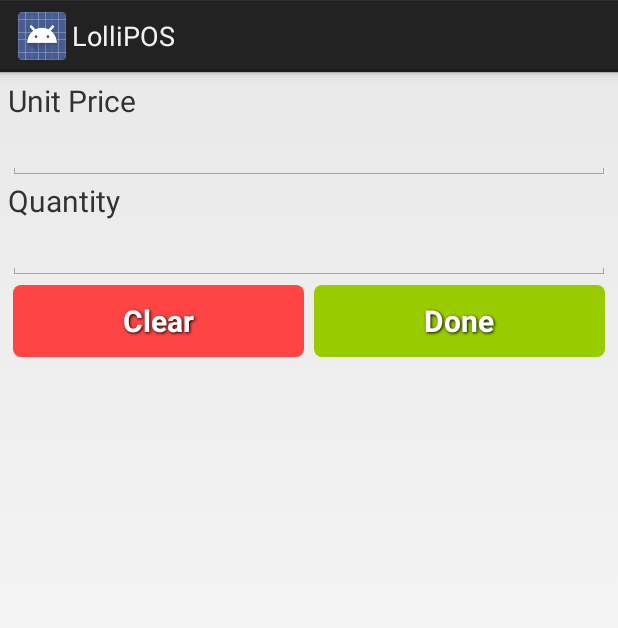
After one commit to faridefendi58/lollipos, an Android app: the layout layout_addproductdiscount.xml on its own in the app's theme, with its tools: preview values and no code run, on a phone screen of 412 x 824 dp. The commit adds this screen. Shown: the top 628 px of the screen. Run offline under Robolectric (Android 15) with nearby library versions, the phone set to English and light mode, and no system bars.

Commit message:
Add discount table

```diff
--- a/app/src/main/java/id/web/jagungbakar/lollipos/techicalservices/DatabaseContents.java
+++ b/app/src/main/java/id/web/jagungbakar/lollipos/techicalservices/DatabaseContents.java
@@ -11,6 +11,7 @@ public enum DatabaseContents {
 	DATABASE("id.web.jagungbakar.db1"),
 	TABLE_PRODUCT_CATALOG("product_catalog"),
 	TABLE_STOCK("stock"),
+	TABLE_PRODUCT_DISCOUNT("product_discount"),
 	TABLE_SALE("sale"),
 	TABLE_SALE_LINEITEM("sale_lineitem"),
 	TABLE_STOCK_SUM("stock_sum"),
--- a/app/src/main/java/id/web/jagungbakar/lollipos/techicalservices/DatabaseExecutor.java
+++ b/app/src/main/java/id/web/jagungbakar/lollipos/techicalservices/DatabaseExecutor.java
@@ -38,6 +38,7 @@ public class DatabaseExecutor {
 		execute("DELETE FROM " + DatabaseContents.TABLE_SALE_LINEITEM + ";");
 		execute("DELETE FROM " + DatabaseContents.TABLE_STOCK + ";");
 		execute("DELETE FROM " + DatabaseContents.TABLE_STOCK_SUM + ";");
+		execute("DELETE FROM " + DatabaseContents.TABLE_PRODUCT_DISCOUNT + ";");
 		execute("VACUUM;");
 	}
 
--- /dev/null
+++ b/app/src/main/res/layout/layout_addproductdiscount.xml
@@ -0,0 +1,66 @@
+<?xml version="1.0" encoding="utf-8"?>
+<LinearLayout xmlns:android="http://schemas.android.com/apk/res/android"
+    android:id="@+id/addProductDiscount_dialog"
+    android:layout_width="match_parent"
+    android:layout_height="match_parent"
+    android:padding="5dp"
+    android:orientation="vertical" >
+
+    <TextView
+        android:layout_width="match_parent"
+        android:layout_height="wrap_content"
+        android:text="@string/unit_price"
+        android:textSize="20sp" />
+
+    <EditText
+        android:id="@+id/costBox"
+        android:layout_width="match_parent"
+        android:layout_height="wrap_content"
+        android:ems="20"
+        android:inputType="numberDecimal"
+        android:textSize="18sp" />
+
+    <requestFocus />
+
+    <TextView
+        android:layout_width="match_parent"
+        android:layout_height="wrap_content"
+        android:text="@string/quantity"
+        android:textSize="20sp" />
+
+    <EditText
+        android:id="@+id/quantityBox"
+        android:layout_width="match_parent"
+        android:layout_height="wrap_content"
+        android:ems="20"
+        android:inputType="number"
+        android:textSize="18sp" />
+
+    <LinearLayout
+        android:layout_width="match_parent"
+        android:layout_height="wrap_content"
+        android:orientation="horizontal" >
+
+        <Button
+            android:id="@+id/clearButton"
+            style="@style/ButtonText"
+            android:layout_width="match_parent"
+            android:layout_height="wrap_content"
+            android:layout_weight="0.5"
+            android:background="@drawable/btn_red"
+            android:text="@string/clear"
+            android:textSize="20sp" />
+
+        <Button
+            android:id="@+id/confirmButton"
+            style="@style/ButtonText"
+            android:layout_width="match_parent"
+            android:layout_height="wrap_content"
+            android:layout_weight="0.5"
+            android:background="@drawable/btn_green"
+            android:text="@string/confirm"
+            android:textSize="20sp" />
+
+    </LinearLayout>
+
+</LinearLayout>
```
Also changed, not shown: app/src/main/java/id/web/jagungbakar/lollipos/domain/inventory/ProductDiscount.java (added, +96 -0 lines), app/src/main/java/id/web/jagungbakar/lollipos/domain/inventory/Stock.java (+26 -1 lines), app/src/main/java/id/web/jagungbakar/lollipos/techicalservices/AndroidDatabase.java (+13 -0 lines), app/src/main/java/id/web/jagungbakar/lollipos/techicalservices/inventory/InventoryDao.java (+19 -0 lines), app/src/main/java/id/web/jagungbakar/lollipos/techicalservices/inventory/InventoryDaoAndroid.java (+60 -0 lines), app/src/main/java/id/web/jagungbakar/lollipos/ui/inventory/ProductDetailActivity.java (+89 -0 lines), app/src/main/java/id/web/jagungbakar/lollipos/ui/sale/PaymentFragmentDialog.java (+7 -1 lines), app/src/main/res/layout/layout_productdetail_detail.xml (+8 -10 lines), app/src/main/res/layout/listview_discount.xml (added, +72 -0 lines), 1 other file.
